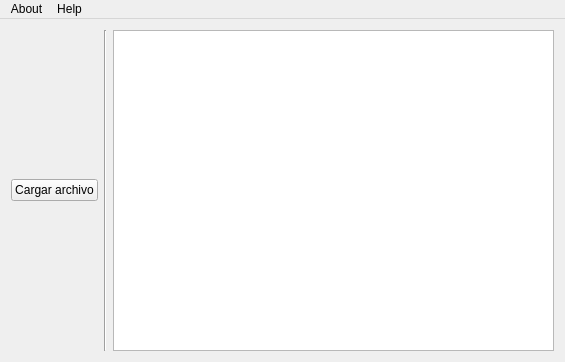
Before: the Qt Designer form mainwindow.ui in SlyJose/Proyecto---Arquitectura-CPU, drawn with Qt 5.
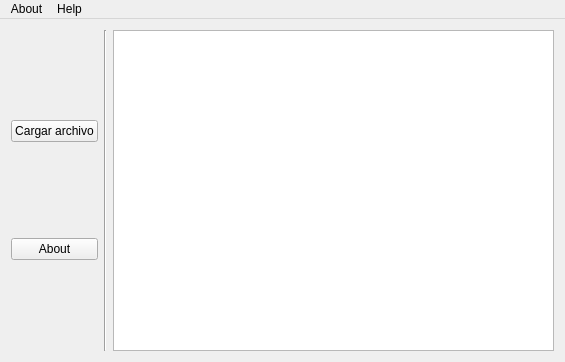
After: the same form once the commit is applied.

```diff
--- a/mainwindow.ui
+++ b/mainwindow.ui
@@ -31,6 +31,8 @@
   <widget class="QWidget" name="centralWidget">
    <layout class="QHBoxLayout" name="horizontalLayout">
     <item>
+     <layout class="QVBoxLayout" name="verticalLayout">
+      <item>
      <widget class="QPushButton" name="pushButton">
       <property name="styleSheet">
        <string notr="true">font: 13pt &quot;Roboto&quot;;</string>
@@ -39,6 +41,15 @@
        <string>Cargar archivo</string>
       </property>
      </widget>
+      </item>
+      <item>
+       <widget class="QPushButton" name="aboutButton">
+        <property name="text">
+         <string>About</string>
+        </property>
+       </widget>
+      </item>
+     </layout>
     </item>
     <item>
      <widget class="Line" name="line">
```
Lines whose indentation alone changed are shown as unchanged.
